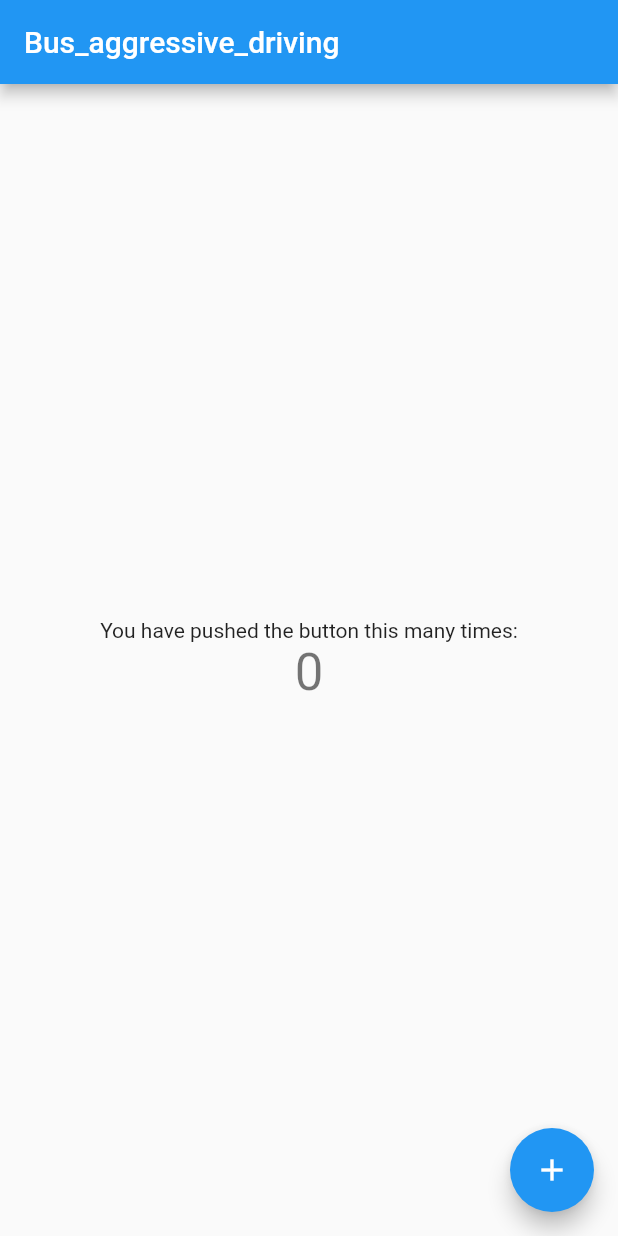
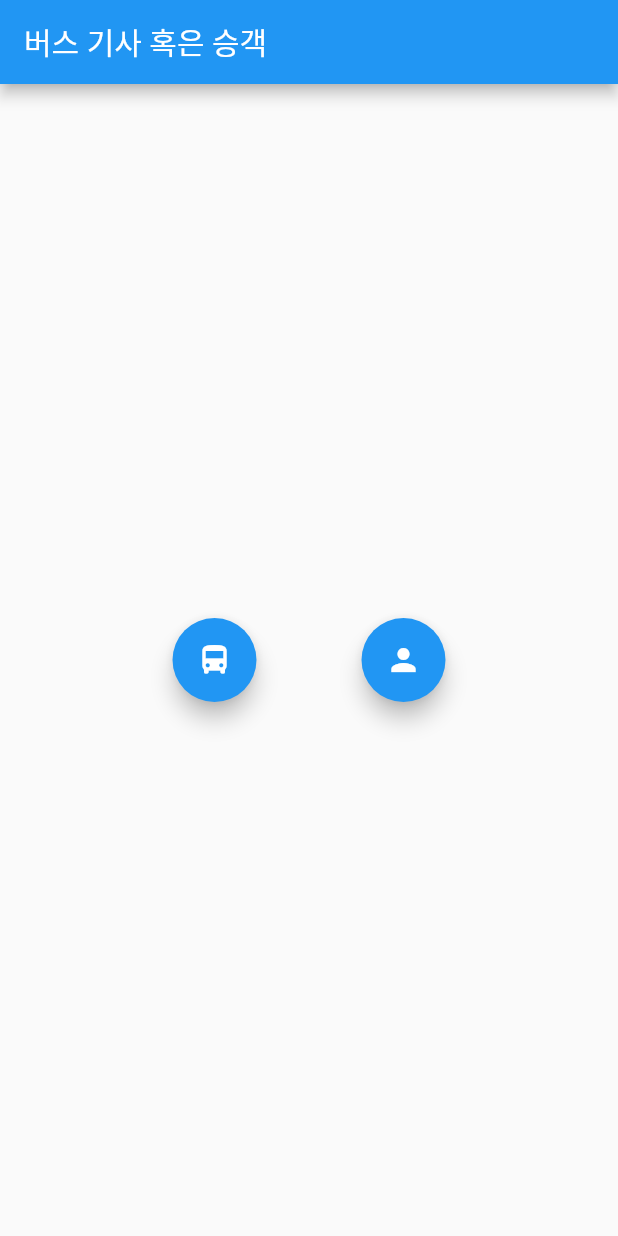
Before and after one commit to ChoiMoonSeok/sk_bus_project, a Flutter app: the screen it shows after launch, on a phone screen of 412 x 824 dp. Run offline on Flutter 3.47's test engine with Material 2 defaults, Android fonts, the phone set to English and light mode, and no system bars; our stand-ins replace sensors_plus.

Commit message:
기사용 모드의 경우, 가속도를 측정하고 기준치 이상일 경우 빨간 화면을 아닐 경우 파란 화면을 출력

```diff
--- a/lib/main.dart
+++ b/lib/main.dart
@@ -1,128 +1,132 @@
+import 'dart:developer';
 import 'dart:math';
-
+import 'dart:async';
 import 'package:flutter/material.dart';
 import 'package:sensors_plus/sensors_plus.dart';
 
-void main() {
-  runApp(const MyApp());
-}
+void main() =>runApp(d_or_p_1st());
 
-class MyApp extends StatelessWidget {
-  const MyApp({Key? key}) : super(key: key);
+class d_or_p_1st extends StatelessWidget{ // 기본 화면 구성 : 밑바탕
 
-  // This widget is the root of your application.
   @override
-  Widget build(BuildContext context) {
+  Widget build(BuildContext context){
     return MaterialApp(
-      title: 'Bus_aggressive_driving',
-      theme: ThemeData(
-        // This is the theme of your application.
-        //
-        // Try running your application with "flutter run". You'll see the
-        // application has a blue toolbar. Then, without quitting the app, try
-        // changing the primarySwatch below to Colors.green and then invoke
-        // "hot reload" (press "r" in the console where you ran "flutter run",
-        // or simply save your changes to "hot reload" in a Flutter IDE).
-        // Notice that the counter didn't reset back to zero; the application
-        // is not restarted.
-        primarySwatch: Colors.blue,
-      ),
-      home: const MyHomePage(title: 'Bus_aggressive_driving'),
+      title: 'aggressive_drive_avoider',
+      home: choose_d_or_p(),
     );
   }
 }
 
-class MyHomePage extends StatefulWidget {
-  const MyHomePage({Key? key, required this.title}) : super(key: key);
-
-  // This widget is the home page of your application. It is stateful, meaning
-  // that it has a State object (defined below) that contains fields that affect
-  // how it looks.
-
-  // This class is the configuration for the state. It holds the values (in this
-  // case the title) provided by the parent (in this case the App widget) and
-  // used by the build method of the State. Fields in a Widget subclass are
-  // always marked "final".
-
-  final String title;
+class choose_d_or_p extends StatelessWidget{
 
   @override
-  State<MyHomePage> createState() => _MyHomePageState();
+  Widget build(BuildContext context) {
+
+    return Scaffold(
+      appBar: AppBar( // 제목
+        title: Text("버스 기사 혹은 승객"),
+      ),
+      body: Row(
+
+        mainAxisAlignment: MainAxisAlignment.center, // Y축 중앙으로 정렬
+        crossAxisAlignment: CrossAxisAlignment.center, // X축 중앙으로 정렬
+        mainAxisSize: MainAxisSize.max,
+        children: <Widget> [ // body의 row에 Widget을 넣어줌
+
+          FloatingActionButton( // 버스 기사용 버튼
+                onPressed: () { // 버튼을 눌렀을 때
+                  Navigator.push( // 다른 위젯으로 이동하는 함수
+                    context,
+                    MaterialPageRoute(builder: (context)=>acc())
+                  );
+                },
+            child: Icon(Icons.directions_bus),
+          ),
+
+          Container( // 사이 공간 띄우는 용도의 빈 컨테이너
+            padding: EdgeInsets.all(5),
+            margin: EdgeInsets.all(30),
+          ),
+
+          FloatingActionButton( // 일반 승객용 버튼
+              onPressed: (){
+                Navigator.push(
+                  context,
+                  MaterialPageRoute(builder: (context)=>aggressive())
+                );
+              },
+            child: Icon(Icons.person),
+          )
+        ],
+
+      ),
+
+    );
+
+  }
+
 }
 
-class _MyHomePageState extends State<MyHomePage> {
+class acc extends StatefulWidget {
+
+  @override
+  accState createState() => accState();
+}
+
+class accState extends State<acc>{
   List<double> accelator_x = [];
   List<double> accelator_y = [];
   List<double> accelator_z = [];
   List<DateTime> time = [];
 
-  void _incrementCounter() {
-    setState(() {
-      // This call to setState tells the Flutter framework that something has
-      // changed in this State, which causes it to rerun the build method below
-      // so that the display can reflect the updated values. If we changed
-      // _counter without calling setState(), then the build method would not be
-      // called again, and so nothing would appear to happen.
-      accelerometerEvents.listen((AccelerometerEvent event) { // 가속도계 센서에서 데이터 받아오기
-        if (sqrt(event.x * event.x + event.y * event.y + event.z + event.z) > 20){ // 가속도가 10 이상인 경우 입력 받기
-          accelator_x.add(event.x); // 가속도 x
-          accelator_x.add(event.y); // 가속도 y
-          accelator_x.add(event.z); // 가속도 z
-          time.add(new DateTime.now()); // 난폭 운전이 감지된 시간 저장
-        }
-      });
+  @override
+  void setState(VoidCallback fn) {
+    accelerometerEvents.listen((AccelerometerEvent event) {
+      if (sqrt(event.x * event.x + event.y * event.y + event.z + event.z) > 20){
+        accelator_x.add(event.x); // 가속도 x
+        accelator_x.add(event.y); // 가속도 y
+        accelator_x.add(event.z); // 가속도 z
+        time.add(new DateTime.now()); // 난폭 운전이 감지된 시간 저장
+        setState(() { });
+      }
     });
   }
+  @override
 
-  @override
   Widget build(BuildContext context) {
-    // This method is rerun every time setState is called, for instance as done
-    // by the _incrementCounter method above.
-    //
-    // The Flutter framework has been optimized to make rerunning build methods
-    // fast, so that you can just rebuild anything that needs updating rather
-    // than having to individually change instances of widgets.
-    return Scaffold(
-      appBar: AppBar(
-        // Here we take the value from the MyHomePage object that was created by
-        // the App.build method, and use it to set our appbar title.
-        title: Text(widget.title),
-      ),
-      body: Center(
-        // Center is a layout widget. It takes a single child and positions it
-        // in the middle of the parent.
-        child: Column(
-          // Column is also a layout widget. It takes a list of children and
-          // arranges them vertically. By default, it sizes itself to fit its
-          // children horizontally, and tries to be as tall as its parent.
-          //
-          // Invoke "debug painting" (press "p" in the console, choose the
-          // "Toggle Debug Paint" action from the Flutter Inspector in Android
-          // Studio, or the "Toggle Debug Paint" command in Visual Studio Code)
-          // to see the wireframe for each widget.
-          //
-          // Column has various properties to control how it sizes itself and
-          // how it positions its children. Here we use mainAxisAlignment to
-          // center the children vertically; the main axis here is the vertical
-          // axis because Columns are vertical (the cross axis would be
-          // horizontal).
-          mainAxisAlignment: MainAxisAlignment.center,
-          children: <Widget>[
-            const Text(
-              'You have pushed the button this many times:',
-            ),
-            Text(
-              '${time.length}',
-              style: Theme.of(context).textTheme.headline4,
-            ),
-          ],
-        ),
-      ),
-      floatingActionButton: FloatingActionButton(
-        onPressed: _incrementCounter,
-        tooltip: 'Increment',
-        child: const Icon(Icons.add),
-      ), // This trailing comma makes auto-formatting nicer for build methods.
+    accelerometerEvents.listen((AccelerometerEvent event) {
+      if (sqrt(event.x * event.x + event.y * event.y + event.z + event.z) >
+          20) {
+        accelator_x.add(event.x); // 가속도 x
+        accelator_x.add(event.y); // 가속도 y
+        accelator_x.add(event.z); // 가속도 z
+        time.add(new DateTime.now());
+        Navigator.push(
+          context,
+          MaterialPageRoute(builder: (context)=>aggressive())
+        );
+      }
+    });
+    return Container(
+      color: Colors.blue,
     );
   }
 }
+
+class aggressive extends StatelessWidget {
+  @override
+  Widget build(BuildContext context) {
+    accelerometerEvents.listen((AccelerometerEvent event) {
+      if (sqrt(event.x * event.x + event.y * event.y + event.z + event.z) <=
+          20) {
+        Navigator.push(
+            context,
+            MaterialPageRoute(builder: (context)=>acc())
+        );
+      }
+    });
+    return Container(
+      color: Colors.red,
+    );
+  }
+}
```
Also changed, not shown: 1 other file.
